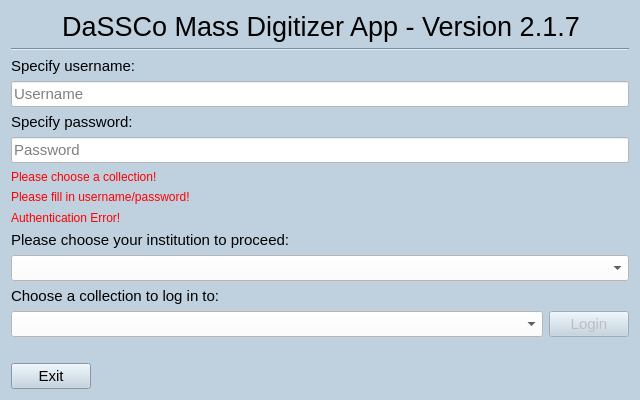
Old version of the form MassDigitizer/ui/homescreen.ui in the repository NHMDenmark/Mass-Digitizer.
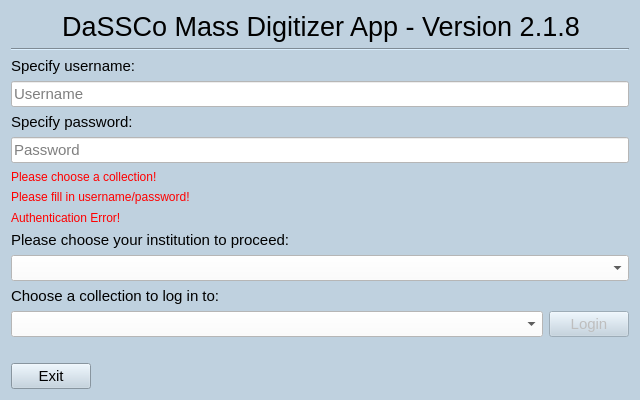
New version of the form.

```diff
--- a/MassDigitizer/ui/homescreen.ui
+++ b/MassDigitizer/ui/homescreen.ui
@@ -61,7 +61,7 @@
       </font>
      </property>
      <property name="text">
-      <string>DaSSCo Mass Digitizer App - Version 2.1.7</string>
+      <string>DaSSCo Mass Digitizer App - Version 2.1.8</string>
      </property>
      <property name="alignment">
       <set>Qt::AlignmentFlag::AlignCenter</set>
```
